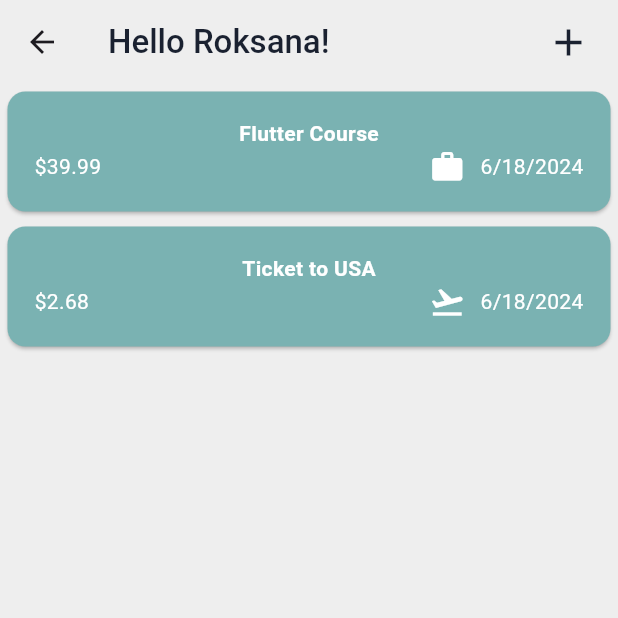
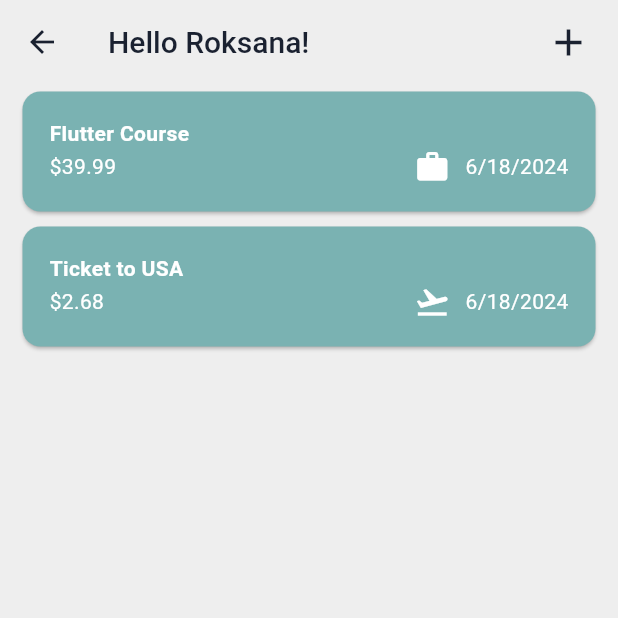
Before and after one commit to tloxiu/expense_tracker_app, a Flutter app: the screen it shows after launch, after a tap on the "arrow forward ios" icon, on a phone screen of 412 x 824 dp, the top half of it. Run offline on Flutter 3.47's test engine with Material 3 defaults, Android fonts, the phone set to English and light mode, and no system bars; our stand-ins replace google_fonts.

Commit message:
Added Light Theme

```diff
--- a/lib/components/expenses_item.dart
+++ b/lib/components/expenses_item.dart
@@ -10,10 +10,11 @@ class ExpensesItem extends StatelessWidget {
   Widget build(BuildContext context) {
     return Card(
       color: const Color.fromARGB(255, 122, 178, 178),
-      margin: const EdgeInsets.all(5),
+      margin: const EdgeInsets.symmetric(horizontal: 15, vertical: 5),
       child: Padding(
         padding: const EdgeInsets.all(18),
         child: Column(
+          crossAxisAlignment: CrossAxisAlignment.start,
           children: [
             Text(
               expense.title,
--- a/lib/components/expenses_list.dart
+++ b/lib/components/expenses_list.dart
@@ -14,6 +14,9 @@ class ExpensesList extends StatelessWidget {
     return ListView.builder(
       itemCount: expenses.length,
       itemBuilder: (context, index) => Dismissible(
+        background: Container(
+          color: Colors.red[600],
+        ),
         onDismissed: (direction) {
           onDeleteExpense(
             expenses[index],
--- a/lib/main.dart
+++ b/lib/main.dart
@@ -1,5 +1,6 @@
 import 'package:expense_tracker_app/screens/home_page.dart';
 import 'package:flutter/material.dart';
+import 'package:google_fonts/google_fonts.dart';
 
 void main() {
   runApp(const MainApp());
@@ -10,9 +11,33 @@ class MainApp extends StatelessWidget {
 
   @override
   Widget build(BuildContext context) {
-    return const MaterialApp(
+    return MaterialApp(
       debugShowCheckedModeBanner: false,
-      home: HomePage(),
+      // Light theme
+      theme: ThemeData(
+        colorScheme: const ColorScheme.light(
+          primary: Color.fromARGB(255, 122, 178, 178),
+        ),
+        scaffoldBackgroundColor: const Color.fromARGB(255, 238, 238, 238),
+        appBarTheme: const AppBarTheme(
+          backgroundColor: Color.fromARGB(255, 238, 238, 238),
+          foregroundColor: Color.fromARGB(255, 26, 33, 48),
+          titleTextStyle: TextStyle(
+            fontWeight: FontWeight.w500,
+            color: Color.fromARGB(255, 26, 33, 48),
+            fontSize: 20,
+          ),
+        ),
+        textTheme: ThemeData.light().textTheme.copyWith(
+              headlineMedium: GoogleFonts.poppins(
+                fontWeight: FontWeight.w900,
+                fontSize: 60,
+                color: const Color.fromARGB(255, 26, 33, 48),
+              ),
+            ),
+      ),
+      themeMode: ThemeMode.system,
+      home: const HomePage(),
     );
   }
 }
--- a/lib/screens/expenses_page.dart
+++ b/lib/screens/expenses_page.dart
@@ -1,5 +1,5 @@
+import 'package:flutter/material.dart';
 import 'package:expense_tracker_app/components/new_expense.dart';
-import 'package:flutter/material.dart';
 import 'package:expense_tracker_app/models/expenses_model.dart';
 import 'package:expense_tracker_app/components/expenses_list.dart';
 
@@ -11,7 +11,6 @@ class ExpensesPage extends StatefulWidget {
 }
 
 class _ExpensesPageState extends State<ExpensesPage> {
-
   void addExpense(ExpensesModel expense) {
     setState(() {
       registeredExpenses.add(expense);
@@ -19,23 +18,41 @@ class _ExpensesPageState extends State<ExpensesPage> {
   }
 
   void deleteExpense(ExpensesModel expense) {
+    final expenseIndex = registeredExpenses.indexOf(expense);
+
     setState(() {
       registeredExpenses.remove(expense);
     });
+
+    ScaffoldMessenger.of(context).clearSnackBars();
+    ScaffoldMessenger.of(context).showSnackBar(
+      SnackBar(
+        backgroundColor: const Color.fromARGB(255, 122, 178, 178),
+        action: SnackBarAction(
+            label: 'Undo',
+            onPressed: () {
+              setState(
+                () {
+                  registeredExpenses.insert(expenseIndex, expense);
+                },
+              );
+            }),
+        duration: const Duration(seconds: 3),
+        content: const Text(
+          'Expense deleted',
+          style: TextStyle(fontWeight: FontWeight.bold),
+        ),
+      ),
+    );
   }
 
   @override
   Widget build(BuildContext context) {
     return Scaffold(
-      backgroundColor: const Color.fromARGB(255, 238, 238, 238),
       appBar: AppBar(
-        backgroundColor: const Color.fromARGB(255, 238, 238, 238),
         title: const Text(
           "Hello Roksana!",
-          style: TextStyle(
-            fontWeight: FontWeight.w500,
-            color: Color.fromARGB(255, 26, 33, 48),
-          ),
+          style: TextStyle(),
         ),
         actions: [
           IconButton(
@@ -60,10 +77,14 @@ class _ExpensesPageState extends State<ExpensesPage> {
           ),
         ],
       ),
-      body: ExpensesList(
-        expenses: registeredExpenses,
-        onDeleteExpense: deleteExpense,
-      ),
+      body: registeredExpenses.isNotEmpty
+          ? ExpensesList(
+              expenses: registeredExpenses,
+              onDeleteExpense: deleteExpense,
+            )
+          : const Center(
+              child: Text('No expenses found!'),
+            ),
     );
   }
 }
--- a/lib/screens/home_page.dart
+++ b/lib/screens/home_page.dart
@@ -1,6 +1,5 @@
 import 'package:expense_tracker_app/screens/expenses_page.dart';
 import 'package:flutter/material.dart';
-import 'package:google_fonts/google_fonts.dart';
 
 class HomePage extends StatelessWidget {
   const HomePage({super.key});
@@ -8,23 +7,18 @@ class HomePage extends StatelessWidget {
   @override
   Widget build(BuildContext context) {
     return Scaffold(
-      backgroundColor: const Color.fromARGB(255, 238, 238, 238),
       body: Column(
         children: [
-          Image.asset('assets/home_page_logo.png'),
-          const SizedBox(
-            height: 50,
+          Padding(
+            padding: const EdgeInsets.only(top: 30),
+            child: Image.asset('assets/home_page_logo.png'),
           ),
           SizedBox(
             height: 315,
             width: 350,
             child: Text(
               'Get more from your Money',
-              style: GoogleFonts.poppins(
-                fontWeight: FontWeight.w900,
-                fontSize: 60,
-                color: const Color.fromARGB(255, 26, 33, 48),
-              ),
+              style: Theme.of(context).textTheme.headlineMedium,
             ),
           ),
           Padding(
```
Also changed, not shown: lib/components/new_expense.dart (+15 -15 lines), lib/models/expenses_model.dart (+13 -0 lines).
